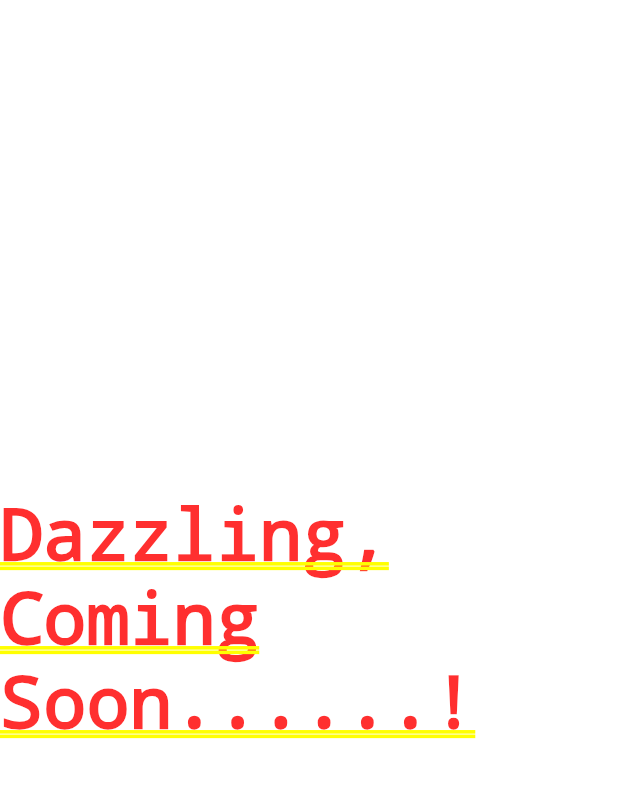
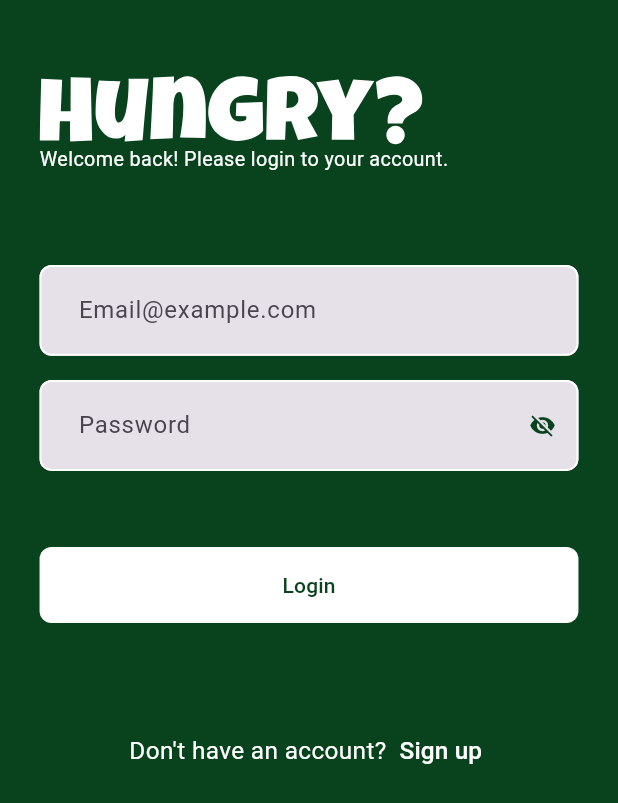
Before and after one commit to Abdallah-Hussien/Dazzling-App, a Flutter app: the screen it shows after launch, on a phone screen of 412 x 824 dp. Shown: the top 803 px of the screen. Run offline on Flutter 3.47's test engine with Material 3 defaults, Android fonts, the light colour scheme and no system bars; our stand-ins replace firebase_core, flutter_screenutil, flutter_svg; accounts and stored records are empty.

Commit message:
# added login & register Ui

```diff
--- a/lib/core/theme/colors.dart
+++ b/lib/core/theme/colors.dart
@@ -4,4 +4,5 @@ class ColorsManager{
   ColorsManager._();
   static const Color mainBlue = Color(0xFF007AFF);
   static const Color primary = Color(0xff08431D);
+  static const Color white = Color(0xffffffff);
 }
--- a/lib/core/widgets/app_text_button.dart
+++ b/lib/core/widgets/app_text_button.dart
@@ -31,21 +31,20 @@ class AppTextButton extends StatelessWidget {
     return TextButton(
       style: TextButton.styleFrom(
         shape: RoundedRectangleBorder(
-          borderRadius: BorderRadius.circular(borderRadius ?? 16.0),
+          borderRadius: BorderRadius.circular(borderRadius ?? 8.0),
         ),
-        backgroundColor: backgroundColor ?? ColorsManager.mainBlue,
+        backgroundColor: backgroundColor ?? ColorsManager.white,
         padding: EdgeInsets.symmetric(
           horizontal: horizontalPadding?.w ?? 12.w,
           vertical: verticalPadding?.h ?? 14.h,
         ),
-        fixedSize:
-            Size(buttonWidth?.w ?? double.maxFinite, buttonHeight ?? 50.h),
+        fixedSize: Size(
+          buttonWidth?.w ?? double.maxFinite,
+          buttonHeight ?? 50.h,
+        ),
       ),
       onPressed: onPressed,
-      child: Text(
-        buttonText,
-        style: textStyle,
-      ),
+      child: Text(buttonText, style: textStyle),
     );
   }
 }
--- a/lib/core/widgets/app_text_form_field.dart
+++ b/lib/core/widgets/app_text_form_field.dart
@@ -2,7 +2,6 @@ import 'package:flutter/material.dart';
 import 'package:flutter_screenutil/flutter_screenutil.dart';
 
 import '../theme/colors.dart';
-
 
 class AppTextFormField extends StatelessWidget {
   final EdgeInsetsGeometry? contentPadding;
@@ -40,37 +39,31 @@ class AppTextFormField extends StatelessWidget {
       controller: controller,
       decoration: InputDecoration(
         isDense: true,
-        contentPadding: contentPadding ??
+        contentPadding:
+            contentPadding ??
             EdgeInsets.symmetric(horizontal: 20.w, vertical: 18.h),
-        focusedBorder: focusedBorder ??
+        focusedBorder:
+            focusedBorder ??
             OutlineInputBorder(
-              borderSide:  BorderSide(
-                color: ColorsManager.mainBlue,
+              borderSide: BorderSide(color: ColorsManager.white, width: 1.3),
+              borderRadius: BorderRadius.circular(8.0),
+            ),
+        enabledBorder:
+            enabledBorder ??
+            OutlineInputBorder(
+              borderSide: const BorderSide(
+                color: ColorsManager.white,
                 width: 1.3,
               ),
-              borderRadius: BorderRadius.circular(16.0),
-            ),
-        enabledBorder: enabledBorder ??
-            OutlineInputBorder(
-              borderSide: const BorderSide(
-                color: ColorsManager.mainBlue,
-                width: 1.3,
-              ),
-              borderRadius: BorderRadius.circular(16.0),
+              borderRadius: BorderRadius.circular(8.0),
             ),
         errorBorder: OutlineInputBorder(
-          borderSide: const BorderSide(
-            color: Colors.red,
-            width: 1.3,
-          ),
-          borderRadius: BorderRadius.circular(16.0),
+          borderSide: const BorderSide(color: Colors.red, width: 1.3),
+          borderRadius: BorderRadius.circular(8.0),
         ),
         focusedErrorBorder: OutlineInputBorder(
-          borderSide: const BorderSide(
-            color: Colors.red,
-            width: 1.3,
-          ),
-          borderRadius: BorderRadius.circular(16.0),
+          borderSide: const BorderSide(color: Colors.red, width: 1.3),
+          borderRadius: BorderRadius.circular(8.0),
         ),
         hintStyle: hintStyle ?? null,
         hintText: hintText,
--- a/lib/dazzling_app.dart
+++ b/lib/dazzling_app.dart
@@ -1,3 +1,4 @@
+import 'package:dazzling/features/auth/login/ui/login_screen.dart';
 import 'package:flutter/material.dart';
 import 'package:flutter_screenutil/flutter_screenutil.dart';
 
@@ -12,7 +13,7 @@ class DazzlingApp extends StatelessWidget {
       child: MaterialApp(
         title: 'Dazzling',
         debugShowCheckedModeBanner: false,
-        home: const Center(child: Text('Dazzling, Coming Soon......!')),
+        home: Center(child: LoginScreen()),
       ),
     );
   }
--- a/lib/features/auth/login/ui/login_screen.dart
+++ b/lib/features/auth/login/ui/login_screen.dart
@@ -0,0 +1,57 @@
+import 'package:dazzling/core/helper/spacing.dart';
+import 'package:dazzling/core/theme/colors.dart';
+import 'package:dazzling/core/theme/font_weight_helper.dart';
+import 'package:dazzling/core/widgets/app_text_button.dart';
+import 'package:dazzling/features/auth/login/ui/widgets/login_form.dart';
+import 'package:flutter/material.dart';
+import 'package:flutter_screenutil/flutter_screenutil.dart';
+import 'package:flutter_svg/flutter_svg.dart';
+
+import 'widgets/donot_have_account.dart';
+
+class LoginScreen extends StatelessWidget {
+  const LoginScreen({super.key});
+
+  @override
+  Widget build(BuildContext context) {
+    return SafeArea(
+      child: Scaffold(
+        backgroundColor: ColorsManager.primary,
+        body: SingleChildScrollView(
+          child: Padding(
+            padding: EdgeInsetsGeometry.symmetric(horizontal: 24.0.w),
+            child: Column(
+              crossAxisAlignment: CrossAxisAlignment.start,
+              children: [
+                Spacing.vertical(50),
+                SvgPicture.asset('assets/svg/hungery.svg'),
+                Text(
+                  'Welcome back! Please login to your account.',
+                  style: TextStyle(
+                    fontSize: 13.sp,
+                    fontWeight: FontWeightHelper.regular,
+                    color: Colors.white,
+                  ),
+                ),
+                Spacing.vertical(60),
+                LoginForm(),
+                Spacing.vertical(50),
+                AppTextButton(
+                  buttonText: 'Login',
+                  textStyle: TextStyle(
+                    color: ColorsManager.primary,
+                    // fontSize: 13.sp,
+                    fontWeight: FontWeightHelper.medium,
+                  ),
+                  onPressed: () {},
+                ),
+                Spacing.vertical(60),
+                DoNotHaveAccount(),
+              ],
+            ),
+          ),
+        ),
+      ),
+    );
+  }
+}
--- /dev/null
+++ b/lib/features/auth/login/ui/widgets/donot_have_account.dart
@@ -0,0 +1,40 @@
+
+import 'package:flutter/material.dart';
+import 'package:flutter_screenutil/flutter_screenutil.dart';
+
+import '../../../../../core/theme/font_weight_helper.dart';
+
+class DoNotHaveAccount extends StatelessWidget {
+  const DoNotHaveAccount({
+    super.key,
+  });
+
+  @override
+  Widget build(BuildContext context) {
+    return Row(
+      mainAxisAlignment: MainAxisAlignment.center,
+      children: [
+        Text(
+          'Don\'t have an account? ',
+          style: TextStyle(
+            fontSize: 16.sp,
+            fontWeight: FontWeightHelper.regular,
+            color: Colors.white,
+          ),
+        ),
+        TextButton(
+          style: TextButton.styleFrom(padding: EdgeInsets.all(2)),
+          onPressed: () {},
+          child: Text(
+            'Sign up',
+            style: TextStyle(
+              fontSize: 16.sp,
+              fontWeight: FontWeightHelper.medium,
+              color: Colors.white,
+            ),
+          ),
+        ),
+      ],
+    );
+  }
+}
--- /dev/null
+++ b/lib/features/auth/login/ui/widgets/login_form.dart
@@ -0,0 +1,46 @@
+import 'package:dazzling/core/helper/spacing.dart';
+import 'package:dazzling/core/theme/colors.dart';
+import 'package:dazzling/core/widgets/app_text_form_field.dart';
+import 'package:flutter/material.dart';
+
+class LoginForm extends StatefulWidget {
+  const LoginForm({super.key});
+
+  @override
+  State<LoginForm> createState() => _LoginFormState();
+}
+
+class _LoginFormState extends State<LoginForm> {
+  bool _obscureText = true;
+  @override
+  Widget build(BuildContext context) {
+    return Form(
+      child: Column(
+        children: [
+          AppTextFormField(
+            hintText: 'Email@example.com',
+            validator: (p0) {},
+            inputType: TextInputType.emailAddress,
+          ),
+          Spacing.vertical(16),
+          AppTextFormField(
+            isObscureText: _obscureText,
+            hintText: 'Password',
+            validator: (p0) {},
+            suffixIcon: GestureDetector(
+              onTap: () {
+                setState(() {
+                  _obscureText = !_obscureText;
+                });
+              },
+              child: Icon(
+                _obscureText ? Icons.visibility_off : Icons.visibility,
+                color: ColorsManager.primary,
+              ),
+            ),
+          ),
+        ],
+      ),
+    );
+  }
+}
```
Also changed, not shown: lib/features/auth/register/ui/register_screen.dart (+58 -0 lines), lib/features/auth/register/ui/widgets/already_have_account.dart (added, +40 -0 lines), lib/features/auth/register/ui/widgets/register_form.dart (added, +49 -0 lines), assets/svg/hungery.svg (added).
